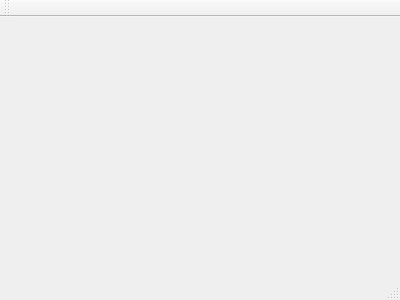
Qt form QOBD2/mainwindow.ui (damian0/QCar) before a commit.
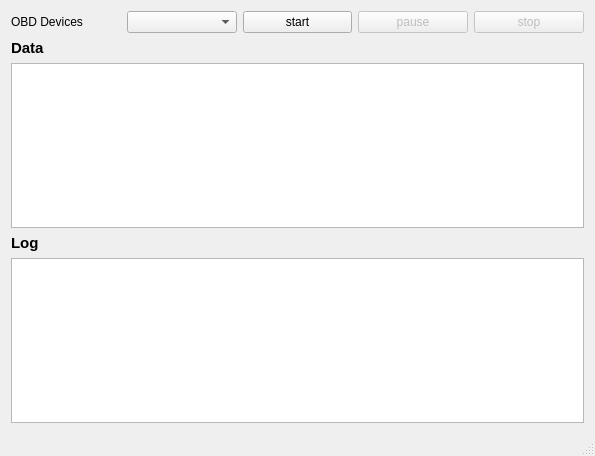
The same form after that commit.

```diff
--- a/QOBD2/mainwindow.ui
+++ b/QOBD2/mainwindow.ui
@@ -1,24 +1,119 @@
 <ui version="4.0">
  <class>MainWindow</class>
- <widget class="QMainWindow" name="MainWindow" >
-  <property name="geometry" >
+ <widget class="QMainWindow" name="MainWindow">
+  <property name="geometry">
    <rect>
     <x>0</x>
     <y>0</y>
-    <width>400</width>
-    <height>300</height>
+    <width>595</width>
+    <height>456</height>
    </rect>
   </property>
   <property name="windowTitle" >
    <string>MainWindow</string>
   </property>
-  <widget class="QMenuBar" name="menuBar" />
-  <widget class="QToolBar" name="mainToolBar" />
-  <widget class="QWidget" name="centralWidget" />
-  <widget class="QStatusBar" name="statusBar" />
+  <widget class="QWidget" name="centralWidget">
+   <layout class="QVBoxLayout" name="verticalLayout">
+    <item>
+     <layout class="QHBoxLayout" name="horizontalLayout">
+      <item>
+       <widget class="QLabel" name="lblOBDDevices">
+        <property name="text">
+         <string>OBD Devices</string>
+        </property>
+       </widget>
+      </item>
+      <item>
+       <widget class="QComboBox" name="cbOBDDevices"/>
+      </item>
+      <item>
+       <widget class="QPushButton" name="btnStart">
+        <property name="text">
+         <string>start</string>
+        </property>
+       </widget>
+      </item>
+      <item>
+       <widget class="QPushButton" name="btnPause">
+        <property name="enabled">
+         <bool>false</bool>
+        </property>
+        <property name="text">
+         <string>pause</string>
+        </property>
+       </widget>
+      </item>
+      <item>
+       <widget class="QPushButton" name="btnStop">
+        <property name="enabled">
+         <bool>false</bool>
+        </property>
+        <property name="text">
+         <string>stop</string>
+        </property>
+       </widget>
+      </item>
+     </layout>
+    </item>
+    <item>
+     <widget class="QLabel" name="lblData">
+      <property name="font">
+       <font>
+        <pointsize>11</pointsize>
+        <weight>75</weight>
+        <bold>true</bold>
+       </font>
+      </property>
+      <property name="text">
+       <string>Data</string>
+      </property>
+      <property name="textFormat">
+       <enum>Qt::AutoText</enum>
+      </property>
+     </widget>
+    </item>
+    <item>
+     <widget class="QTableView" name="twPIDs">
+      <attribute name="horizontalHeaderMinimumSectionSize">
+       <number>150</number>
+      </attribute>
+      <attribute name="verticalHeaderCascadingSectionResizes">
+       <bool>true</bool>
+      </attribute>
+     </widget>
+    </item>
+    <item>
+     <widget class="QLabel" name="lblLog">
+      <property name="font">
+       <font>
+        <pointsize>11</pointsize>
+        <weight>75</weight>
+        <bold>true</bold>
+       </font>
+      </property>
+      <property name="text">
+       <string>Log</string>
+      </property>
+     </widget>
+    </item>
+    <item>
+     <widget class="QTextEdit" name="teLog"/>
+    </item>
+   </layout>
+  </widget>
+  <widget class="QMenuBar" name="menuBar">
+   <property name="geometry">
+    <rect>
+     <x>0</x>
+     <y>0</y>
+     <width>595</width>
+     <height>20</height>
+    </rect>
+   </property>
+  </widget>
+  <widget class="QStatusBar" name="statusBar"/>
  </widget>
- <layoutDefault spacing="6" margin="11" />
- <pixmapfunction></pixmapfunction>
+ <layoutdefault spacing="6" margin="11"/>
  <resources/>
  <connections/>
 </ui>
```
Left out of the diff: 59 changed lines with no effect on the pictures.
